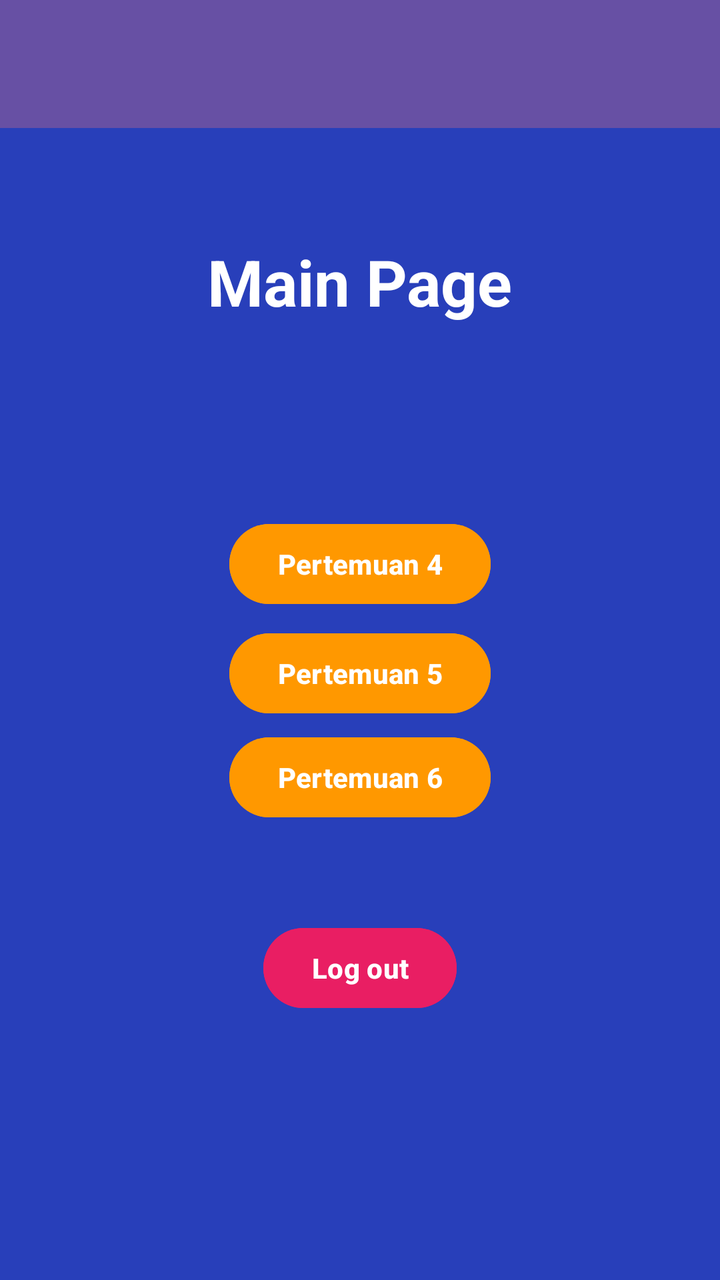
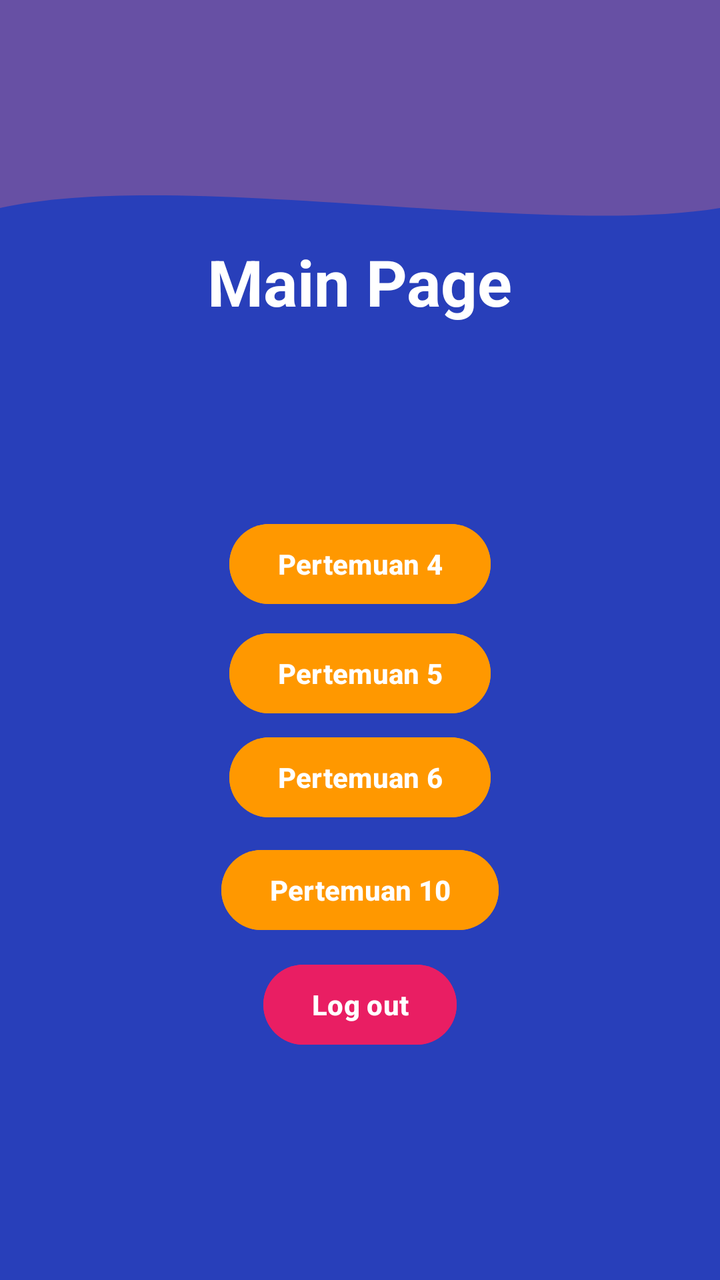

Screens rendered from an Android XML layout before and after an edit, with the pre-edit source and the edit as a unified diff.
<!-- AndroidManifest.xml: application theme Theme.Neptune_Alvin -->
<!-- res/layout/fragment_home.xml -->
<?xml version="1.0" encoding="utf-8"?>
<androidx.constraintlayout.widget.ConstraintLayout xmlns:android="http://schemas.android.com/apk/res/android"
    xmlns:tools="http://schemas.android.com/tools"
    android:layout_width="match_parent"
    android:layout_height="match_parent"
    xmlns:app="http://schemas.android.com/apk/res-auto"
    android:background="#283FBA"
    tools:context=".Home.HomeFragment">

    <androidx.appcompat.widget.Toolbar
        android:id="@+id/toolbar"
        android:layout_width="match_parent"
        android:layout_height="?attr/actionBarSize"
        android:background="?attr/colorPrimary"
        app:layout_constraintEnd_toEndOf="parent"
        app:layout_constraintHorizontal_bias="0.0"
        app:layout_constraintStart_toStartOf="parent"
        app:layout_constraintTop_toTopOf="parent"
        app:layout_scrollFlags="scroll|enterAlways"
        app:subtitleTextColor="@android:color/white"
        app:titleTextColor="@android:color/white" />


    <TextView
        android:id="@+id/textView"
        android:layout_width="wrap_content"
        android:layout_height="wrap_content"
        android:text="Main Page"
        android:textStyle="bold"
        android:textSize="32dp"
        android:textColor="@color/white"
        app:layout_constraintBottom_toBottomOf="parent"
        app:layout_constraintEnd_toEndOf="parent"
        app:layout_constraintHorizontal_bias="0.500"
        app:layout_constraintStart_toStartOf="parent"
        app:layout_constraintTop_toTopOf="parent"
        app:layout_constraintVertical_bias="0.2" />

    <Button
        android:id="@+id/btnToFourth"
        android:layout_width="wrap_content"
        android:layout_height="wrap_content"
        android:backgroundTint="#FF9800"
        android:text="Pertemuan 4"
        android:textStyle="bold"
        app:layout_constraintBottom_toBottomOf="parent"
        app:layout_constraintEnd_toEndOf="parent"
        app:layout_constraintStart_toStartOf="parent"
        app:layout_constraintTop_toTopOf="parent"
        app:layout_constraintVertical_bias="0.436" />

    <Button
        android:id="@+id/btnToFifth"
        android:layout_width="wrap_content"
        android:layout_height="wrap_content"
        android:backgroundTint="#FF9800"
        android:text="Pertemuan 5"
        android:textStyle="bold"
        app:layout_constraintBottom_toBottomOf="parent"
        app:layout_constraintEnd_toEndOf="parent"
        app:layout_constraintStart_toStartOf="parent"
        app:layout_constraintTop_toTopOf="parent"
        app:layout_constraintVertical_bias="0.528" />

    <Button
        android:id="@+id/btnToSixth"
        android:layout_width="wrap_content"
        android:layout_height="wrap_content"
        android:backgroundTint="#FF9800"
        android:text="Pertemuan 6"
        android:textStyle="bold"
        app:layout_constraintBottom_toBottomOf="parent"
        app:layout_constraintEnd_toEndOf="parent"
        app:layout_constraintStart_toStartOf="parent"
        app:layout_constraintTop_toTopOf="parent"
        app:layout_constraintVertical_bias="0.616" />

    <Button
        android:id="@+id/btnLogout"
        android:layout_width="wrap_content"
        android:layout_height="wrap_content"
        android:backgroundTint="#E91E63"
        android:text="Log out"
        android:textStyle="bold"
        app:layout_constraintBottom_toBottomOf="parent"
        app:layout_constraintEnd_toEndOf="parent"
        app:layout_constraintStart_toStartOf="parent"
        app:layout_constraintTop_toTopOf="parent"
        app:layout_constraintVertical_bias="0.777" />

</androidx.constraintlayout.widget.ConstraintLayout>
<!-- resources referenced by this layout -->
<resources>
  <color name="white">#FFFFFFFF</color>
  <style name="Theme.Neptune_Alvin" parent="Base.Theme.Neptune_Alvin" />
  <style name="Base.Theme.Neptune_Alvin" parent="Theme.Material3.DayNight.NoActionBar">
          
          
      </style>
</resources>

<!-- the commit's change to res/layout/fragment_home.xml (unified diff, before → after) -->
@@ -7,19 +7,29 @@
     android:background="#283FBA"
     tools:context=".Home.HomeFragment">
 
+
+    <View
+        android:id="@+id/background_header"
+        android:layout_width="0dp"
+        android:layout_height="100dp"
+        android:background="@drawable/bg_header_wave"
+        app:layout_constraintEnd_toEndOf="parent"
+        app:layout_constraintHorizontal_bias="0.0"
+        app:layout_constraintStart_toStartOf="parent"
+        app:layout_constraintTop_toBottomOf="@+id/toolbar" />
+
     <androidx.appcompat.widget.Toolbar
         android:id="@+id/toolbar"
         android:layout_width="match_parent"
         android:layout_height="?attr/actionBarSize"
         android:background="?attr/colorPrimary"
         app:layout_constraintEnd_toEndOf="parent"
-        app:layout_constraintHorizontal_bias="0.0"
+        app:layout_constraintHorizontal_bias="1.0"
         app:layout_constraintStart_toStartOf="parent"
         app:layout_constraintTop_toTopOf="parent"
         app:layout_scrollFlags="scroll|enterAlways"
         app:subtitleTextColor="@android:color/white"
         app:titleTextColor="@android:color/white" />
-
 
     <TextView
         android:id="@+id/textView"
@@ -76,6 +86,19 @@
         app:layout_constraintVertical_bias="0.616" />
 
     <Button
+        android:id="@+id/btnToTenth"
+        android:layout_width="wrap_content"
+        android:layout_height="wrap_content"
+        android:backgroundTint="#FF9800"
+        android:text="Pertemuan 10"
+        android:textStyle="bold"
+        app:layout_constraintBottom_toBottomOf="parent"
+        app:layout_constraintEnd_toEndOf="parent"
+        app:layout_constraintStart_toStartOf="parent"
+        app:layout_constraintTop_toTopOf="parent"
+        app:layout_constraintVertical_bias="0.711" />
+
+    <Button
         android:id="@+id/btnLogout"
         android:layout_width="wrap_content"
         android:layout_height="wrap_content"
@@ -86,6 +109,6 @@
         app:layout_constraintEnd_toEndOf="parent"
         app:layout_constraintStart_toStartOf="parent"
         app:layout_constraintTop_toTopOf="parent"
-        app:layout_constraintVertical_bias="0.777" />
+        app:layout_constraintVertical_bias="0.808" />
 
 </androidx.constraintlayout.widget.ConstraintLayout>
<!-- resource entries referenced after the edit -->
@@ -1,6 +1,25 @@
 <!-- resources referenced by this layout -->
 <resources>
   <color name="white">#FFFFFFFF</color>
+  <!-- drawable bg_header_wave (drawable) -->
+  <vector xmlns:android="http://schemas.android.com/apk/res/android"
+          android:width="100dp"
+          android:height="100dp"
+          android:viewportWidth="100"
+          android:viewportHeight="100">
+  
+          
+          <path
+              android:fillColor="#6750A4"
+              android:pathData="
+              M0,0
+              L100,0
+              L100,40
+              C 75,55
+                25,20
+                0,40
+              Z" />
+      </vector>
   <style name="Theme.Neptune_Alvin" parent="Base.Theme.Neptune_Alvin" />
   <style name="Base.Theme.Neptune_Alvin" parent="Theme.Material3.DayNight.NoActionBar">
           
